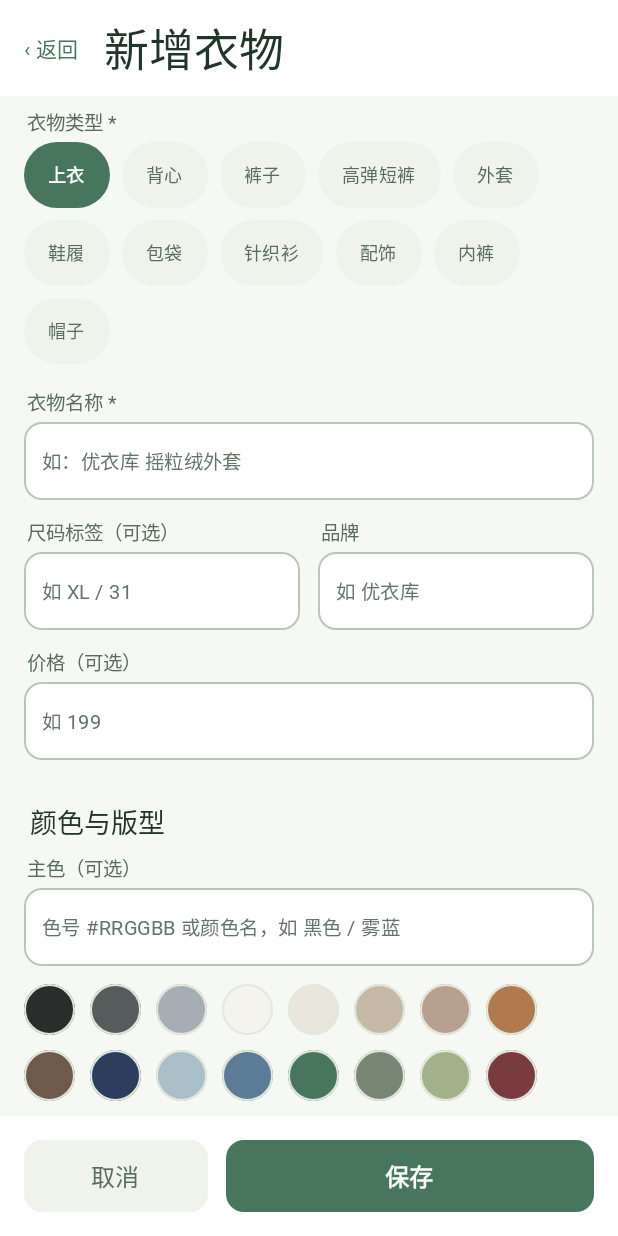
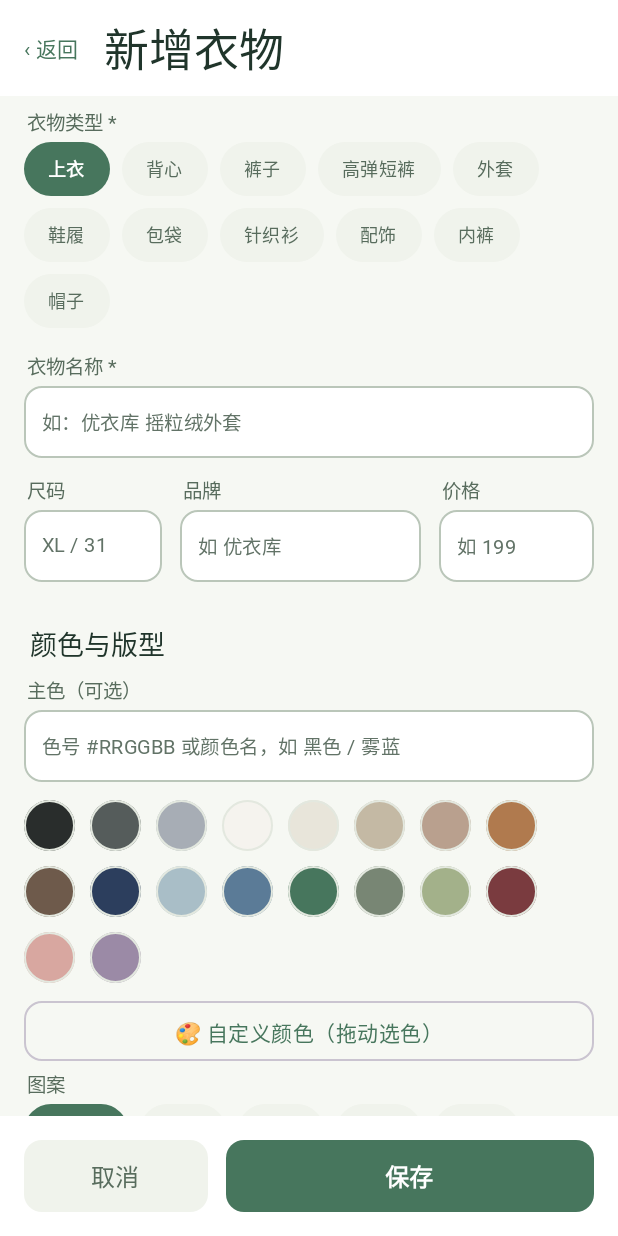
Before and after one commit to frozamina/fitlog, an Android app built with Jetpack Compose: the composable EditScreen called with empty values, on a phone screen of 412 x 824 dp. Run offline under Robolectric (Android 15) with nearby library versions, the phone set to English and light mode, and no system bars; our stand-ins replace Room's generated code; Roboto replaces fonts that are not available here.

Commit message:
第二轮 UI 细节打磨：编辑页紧凑化 + 衣橱卡片文字完整性
编辑页：
- 衣物类型/图案/版型 chips 统一调矮 44→36dp
- 所有输入框调矮 44→40dp；尺码/品牌/价格合并为一行（尺码框收窄）
- 「自定义颜色」按钮修复内容被裁（先 padding 再定高）
- 尺码属性行输入框同步调矮 40dp
- 实穿感受选项 48→38dp、字号 13→14sp
- 「从相册选择/拍照」改自绘居中布局，文字严格垂直居中
选色弹窗：
- AlertDialog 改为自绘紧凑容器，面板 216→190dp，间距收紧，预览+hex+按钮合并一行
衣橱页：
- 列表底部留白 32→88dp，卡片文字不再被底部导航截断
- 底部导航整体抬高（58dp，图标 22→20）
- 「用这件搭配」按钮 44→40dp

```diff
--- a/app/src/main/java/com/fitlog/app/ui/Components.kt
+++ b/app/src/main/java/com/fitlog/app/ui/Components.kt
@@ -138,7 +138,7 @@ fun TypeChip(label: String, selected: Boolean, onClick: () -> Unit) {
     Box(
         Modifier
             .padding(end = Spacing.s, bottom = Spacing.s)
-            .height(Touch.min)
+            .height(36.dp)
             .scale(scale)
             .background(bg, RoundedCornerShape(Radius.chip))
             .clickable(interactionSource = interaction, indication = null, onClick = onClick)
@@ -237,7 +237,7 @@ fun FitTextField(
     val colors = FitTheme.colors
     Surface(
         modifier = modifier
-            .heightIn(min = 44.dp)
+            .heightIn(min = 40.dp)
             .then(if (height != null) Modifier.height(height) else Modifier),
         shape = RoundedCornerShape(Radius.field),
         color = colors.surface,
@@ -253,7 +253,7 @@ fun FitTextField(
                 singleLine = singleLine,
                 textStyle = LocalTextStyle.current.copy(fontSize = 14.sp, color = colors.textMain),
                 cursorBrush = SolidColor(Primary),
-                modifier = Modifier.weight(1f).padding(vertical = 12.dp),
+                modifier = Modifier.weight(1f).padding(vertical = 10.dp),
                 decorationBox = { inner ->
                     Box {
                         if (value.isEmpty() && placeholder.isNotEmpty()) {
--- a/app/src/main/java/com/fitlog/app/ui/StudioComponents.kt
+++ b/app/src/main/java/com/fitlog/app/ui/StudioComponents.kt
@@ -64,7 +64,7 @@ fun GarmentTile(g:Garment,photo:String?,onOpen:()->Unit,onStyle:(()->Unit)?=null
         Spacer(Modifier.height(12.dp));Text(g.brand.ifBlank { g.type },style=Typography2.caption,color=FitTheme.colors.textSub)
         Text(g.name,style=Typography2.cardTitle,color=FitTheme.colors.textMain,maxLines=2)
         Row(verticalAlignment=Alignment.CenterVertically){garmentColor(g)?.let { Box(Modifier.padding(end=6.dp).size(12.dp).background(it,RoundedCornerShape(6.dp)).border(1.dp,FitTheme.colors.line,RoundedCornerShape(6.dp))) };Text(g.sizeLabel.ifBlank { "未记录标码" },style=Typography2.caption,color=FitTheme.colors.textSub)}
-        if(onStyle!=null)TextButton(onClick=onStyle,contentPadding=PaddingValues(0.dp),modifier=Modifier.heightIn(min=44.dp)){Text("用这件搭配",color=MaterialTheme.colorScheme.primary)}
+        if(onStyle!=null)TextButton(onClick=onStyle,contentPadding=PaddingValues(0.dp),modifier=Modifier.heightIn(min=40.dp)){Text("用这件搭配",color=MaterialTheme.colorScheme.primary)}
     }
 }
 @Composable
--- a/app/src/main/java/com/fitlog/app/ui/screens/EditScreen.kt
+++ b/app/src/main/java/com/fitlog/app/ui/screens/EditScreen.kt
@@ -219,15 +219,18 @@ fun EditScreen(vm: AppViewModel, garmentId: Long, onBack: () -> Unit) {
                 }
                 LabeledField("衣物名称 *", name, { name = it }, "如：优衣库 摇粒绒外套")
                 Row(Modifier.fillMaxWidth()) {
-                    Box(Modifier.weight(1f)) {
-                        LabeledField("尺码标签（可选）", sizeLabel, { sizeLabel = it }, "如 XL / 31")
+                    Box(Modifier.weight(0.8f)) {
+                        LabeledField("尺码", sizeLabel, { sizeLabel = it }, "XL / 31")
                     }
                     Spacer(Modifier.width(Spacing.m))
-                    Box(Modifier.weight(1f)) {
+                    Box(Modifier.weight(1.4f)) {
                         LabeledField("品牌", brand, { brand = it }, "如 优衣库")
                     }
+                    Spacer(Modifier.width(Spacing.m))
+                    Box(Modifier.weight(0.9f)) {
+                        LabeledField("价格", price, { price = it }, "如 199")
+                    }
                 }
-                LabeledField("价格（可选）", price, { price = it }, "如 199")
 
                 Spacer(Modifier.height(Spacing.s))
 
@@ -255,10 +258,10 @@ fun EditScreen(vm: AppViewModel, garmentId: Long, onBack: () -> Unit) {
                         )
                     }
                 }
-                // 拖拽自定义选色（仿美图秀秀/醒图）
+                // 拖拽自定义选色（仿美图秀秀/醒图）——先 padding 再定高，避免按钮内容被裁
                 OutlinedButton(
                     onClick = { showColorPicker = true },
-                    modifier = Modifier.fillMaxWidth().height(44.dp).padding(bottom = 4.dp),
+                    modifier = Modifier.fillMaxWidth().padding(bottom = 6.dp).height(40.dp),
                     shape = RoundedCornerShape(Radius.field),
                     colors = ButtonDefaults.outlinedButtonColors(contentColor = Primary)
                 ) { Text("🎨 自定义颜色（拖动选色）", fontSize = 14.sp) }
@@ -298,7 +301,7 @@ fun EditScreen(vm: AppViewModel, garmentId: Long, onBack: () -> Unit) {
                                 TextButton(
                                     onClick = { basisMenu = true },
                                     contentPadding = PaddingValues(horizontal = 6.dp),
-                                    modifier = Modifier.heightIn(min = 44.dp)
+                                    modifier = Modifier.heightIn(min = 40.dp)
                                 ) {
                                     Text(
                                         a.basis.ifBlank { "口径" },
@@ -370,7 +373,7 @@ fun EditScreen(vm: AppViewModel, garmentId: Long, onBack: () -> Unit) {
                         Box(
                             Modifier
                                 .weight(1f)
-                                .height(Touch.button)
+                                .height(38.dp)
                                 .padding(end = Spacing.s)
                                 .background(
                                     if (selected) r.color else FitTheme.colors.surfaceVariant,
@@ -380,7 +383,7 @@ fun EditScreen(vm: AppViewModel, garmentId: Long, onBack: () -> Unit) {
                             contentAlignment = Alignment.Center
                         ) {
                             Text(
-                                r.label, fontSize = 13.sp,
+                                r.label, fontSize = 14.sp,
                                 color = if (selected) Color.White else FitTheme.colors.textSub,
                                 fontWeight = if (selected) FontWeight.SemiBold else FontWeight.Normal
                             )
@@ -391,19 +394,23 @@ fun EditScreen(vm: AppViewModel, garmentId: Long, onBack: () -> Unit) {
                 // ---- 分组四：图片 ----
                 FieldLabel("图片（最多 9 张，点击设封面）")
                 Row(Modifier.fillMaxWidth().padding(bottom = Spacing.m)) {
-                    OutlinedButton(
-                        onClick = { if (images.size < 9) pickLauncher.launch("image/*") else toast = "最多 9 张" },
-                        modifier = Modifier.weight(1f).height(Touch.button),
-                        shape = RoundedCornerShape(Radius.field),
-                        colors = ButtonDefaults.outlinedButtonColors(contentColor = Primary)
-                    ) { Text("从相册选择", fontSize = 14.sp) }
+                    Box(
+                        Modifier
+                            .weight(1f)
+                            .height(40.dp)
+                            .border(1.dp, FitTheme.colors.outlineStrong, RoundedCornerShape(Radius.field))
+                            .clickable { if (images.size < 9) pickLauncher.launch("image/*") else toast = "最多 9 张" },
+                        contentAlignment = Alignment.Center
+                    ) { Text("从相册选择", fontSize = 14.sp, color = Primary) }
                     Spacer(Modifier.width(Spacing.s))
-                    OutlinedButton(
-                        onClick = { if(images.size<9)permLauncher.launch(Manifest.permission.CAMERA) else toast="最多 9 张" },
-                        modifier = Modifier.weight(1f).height(Touch.button),
-                        shape = RoundedCornerShape(Radius.field),
-                        colors = ButtonDefaults.outlinedButtonColors(contentColor = Primary)
-                    ) { Text("拍照", fontSize = 14.sp) }
+                    Box(
+                        Modifier
+                            .weight(1f)
+                            .height(40.dp)
+                            .border(1.dp, FitTheme.colors.outlineStrong, RoundedCornerShape(Radius.field))
+                            .clickable { if(images.size<9)permLauncher.launch(Manifest.permission.CAMERA) else toast="最多 9 张" },
+                        contentAlignment = Alignment.Center
+                    ) { Text("拍照", fontSize = 14.sp, color = Primary) }
                 }
 
                 val columns = 3
--- a/app/src/main/java/com/fitlog/app/ui/screens/ListScreen.kt
+++ b/app/src/main/java/com/fitlog/app/ui/screens/ListScreen.kt
@@ -22,7 +22,7 @@ fun ListScreen(vm:AppViewModel,onOpen:(Long)->Unit,onAdd:()->Unit={},onStyle:(Lo
     var query by remember { mutableStateOf("") };var category by remember { mutableStateOf("全部") };var favorite by remember { mutableStateOf(false) };var palette by remember(paletteId){mutableStateOf(paletteId)}
     val group=StudioPalettes.all.find { it.id==palette }
     val shown=garments.filter { g -> (category=="全部"||g.type==category)&&(!favorite||g.favorite)&&(query.isBlank()||(g.name+" "+g.brand).contains(query,true))&&(group==null||Styling.matchesPalette(g.mainColor,group.colors)) }
-    LazyVerticalGrid(columns=GridCells.Adaptive(156.dp),modifier=Modifier.fillMaxSize(),contentPadding=PaddingValues(start=20.dp,end=20.dp,bottom=32.dp),horizontalArrangement=Arrangement.spacedBy(16.dp),verticalArrangement=Arrangement.spacedBy(26.dp)){
+    LazyVerticalGrid(columns=GridCells.Adaptive(156.dp),modifier=Modifier.fillMaxSize(),contentPadding=PaddingValues(start=20.dp,end=20.dp,bottom=88.dp),horizontalArrangement=Arrangement.spacedBy(16.dp),verticalArrangement=Arrangement.spacedBy(26.dp)){
         item(span={GridItemSpan(maxLineSpan)}){StageReveal(0){Column{
             StudioHeading("", "我的衣橱", "先选一件想穿的，再找到它的搭配。")
             Row(Modifier.fillMaxWidth(),horizontalArrangement=Arrangement.SpaceBetween,verticalAlignment=Alignment.CenterVertically){Text("${garments.size} 件衣物",style=Typography2.caption,color=FitTheme.colors.textSub);Button(onClick=onAdd){Icon(Icons.Outlined.Add,contentDescription=null);Text("录入衣物")}}
```
Also changed, not shown: app/src/main/java/com/fitlog/app/MainActivity.kt (+5 -5 lines), app/src/main/java/com/fitlog/app/ui/ColorPickerDialog.kt (+28 -20 lines).
